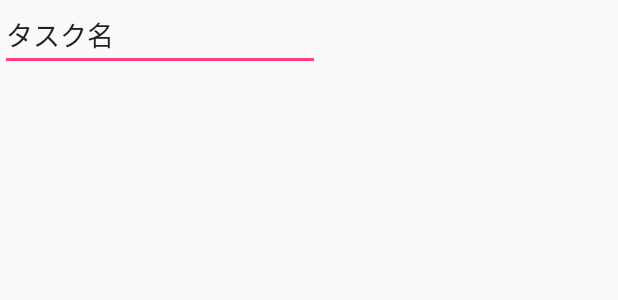
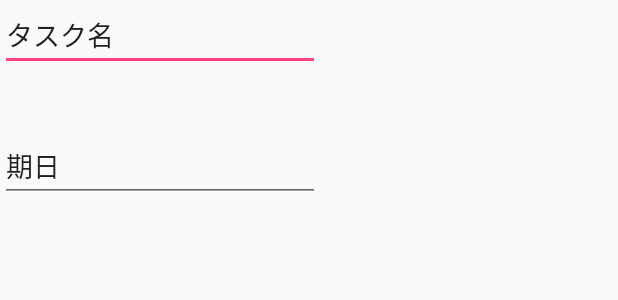
Before and after one commit to OhtaK/android_task_manager, an Android app: the layout task_add.xml on its own in the app's theme, with its tools: preview values and no code run, on a phone screen of 412 x 824 dp. Shown: the top 300 px of the screen. Run offline under Robolectric (Android 15) with nearby library versions, the phone set to English and light mode, and no system bars.

Commit message:
relativeRayoutを使って位置を修正

```diff
--- a/app/src/main/res/layout/task_add.xml
+++ b/app/src/main/res/layout/task_add.xml
@@ -5,14 +5,38 @@
     android:layout_width="match_parent"
     android:layout_height="match_parent">
 
+    <RelativeLayout
+        android:layout_width="368dp"
+        android:layout_height="365dp"
+        tools:layout_editor_absoluteX="8dp"
+        tools:layout_editor_absoluteY="138dp">
+
         <EditText
             android:id="@+id/edit_task_name"
             android:layout_width="wrap_content"
             android:layout_height="wrap_content"
+            android:layout_alignParentLeft="true"
+            android:layout_alignParentStart="true"
+            android:layout_alignParentTop="true"
             android:ems="10"
             android:inputType="text"
             tools:layout_editor_absoluteX="44dp"
             tools:layout_editor_absoluteY="84dp"
             tools:text="タスク名" />
 
+        <EditText
+            android:id="@+id/edit_limit_date"
+            android:layout_width="wrap_content"
+            android:layout_height="wrap_content"
+            android:layout_alignParentLeft="true"
+            android:layout_alignParentStart="true"
+            android:layout_below="@+id/edit_task_name"
+            android:layout_marginTop="40dp"
+            android:ems="10"
+            android:inputType="text"
+            tools:layout_editor_absoluteX="44dp"
+            tools:layout_editor_absoluteY="84dp"
+            tools:text="期日" />
+    </RelativeLayout>
+
 </android.support.constraint.ConstraintLayout>
```
Lines whose indentation alone changed are shown as unchanged.
